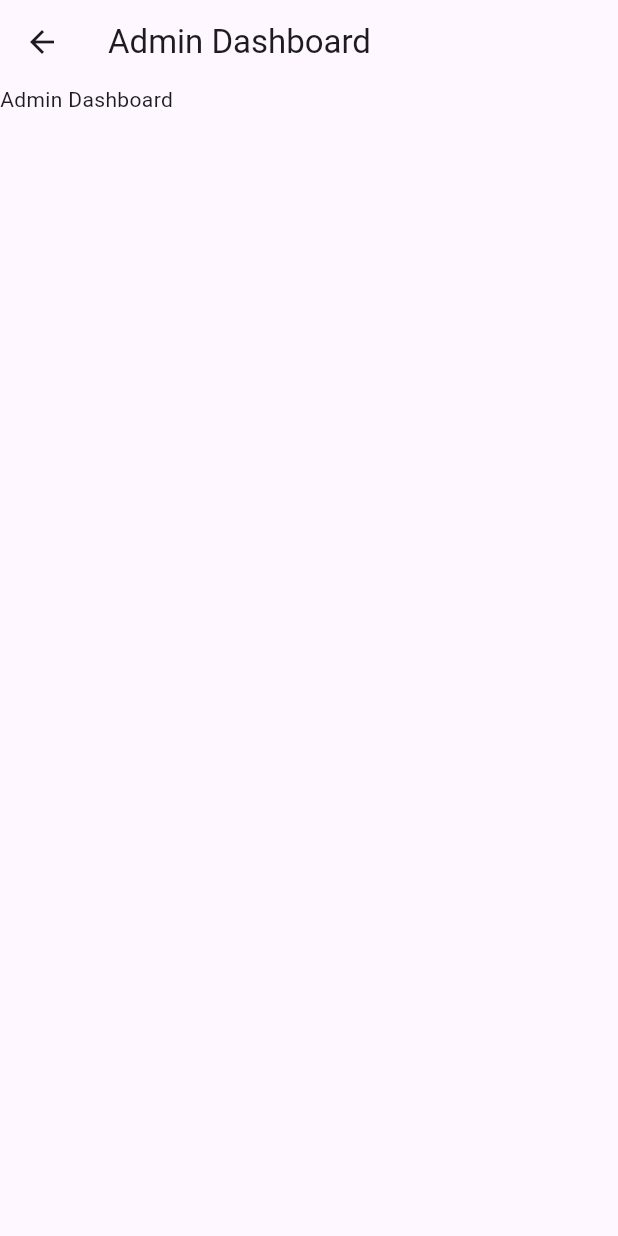
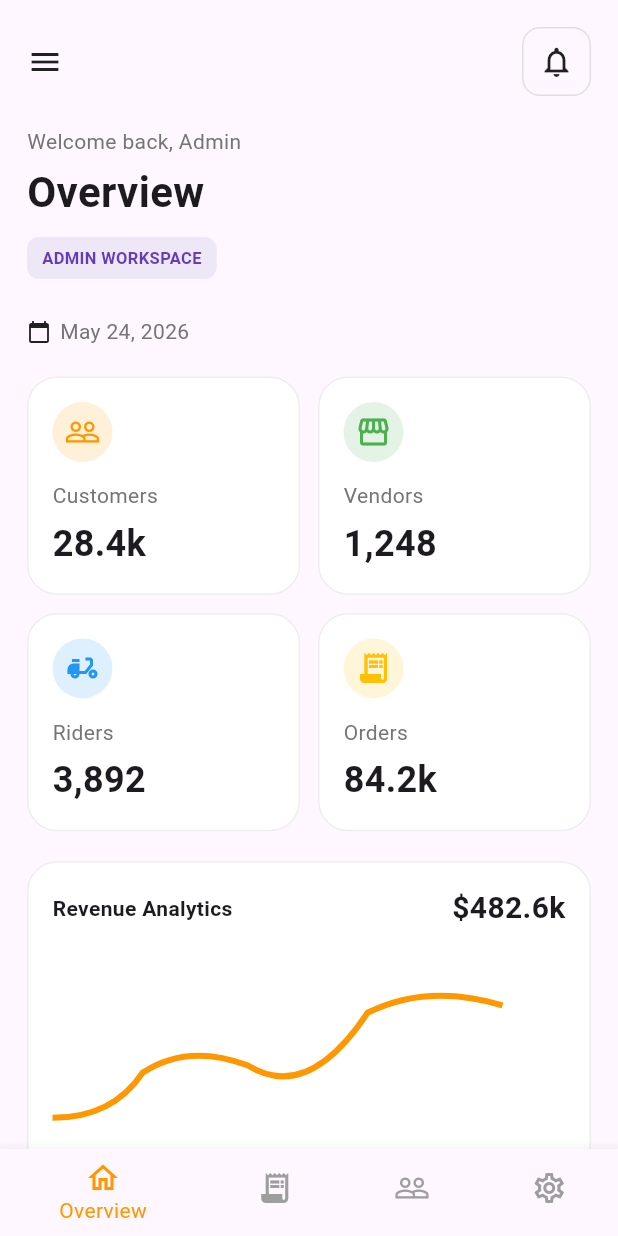
Before and after one commit to misbah-dev31/everything_delivery_service_kamoki, a Flutter app: the AdminDashboard screen opened by its route, on a phone screen of 412 x 824 dp. Run offline on Flutter 3.47's test engine with Material 3 defaults, Android fonts, the phone set to English and light mode, and no system bars; our stand-ins replace get, material_ui.

Commit message:
admin dash board

```diff
--- a/lib/main.dart
+++ b/lib/main.dart
@@ -10,7 +10,9 @@ class MyApp extends StatelessWidget{
     @override
   Widget build(BuildContext context) {
   return GetMaterialApp(
+
     debugShowCheckedModeBanner:false,
+   localizationsDelegates: GlobalMaterialLocalizations.delegates,
     initialRoute: AppRoutes.login,
     getPages: AppRoutes.pages,
   );
--- /dev/null
+++ b/lib/screens/admins/admin_dashboard.dart
@@ -0,0 +1,406 @@
+
+import 'package:material_ui/material_ui.dart';
+import 'orders_screen.dart';
+import 'overview_screen.dart';
+import 'people_screen.dart';
+import 'settings_screen.dart';
+
+
+
+
+class AdminDashboard extends StatefulWidget {
+  const AdminDashboard({super.key});
+
+  @override
+  State<AdminDashboard> createState() => _AdminDashboardState();
+}
+
+class _AdminDashboardState extends State<AdminDashboard> {
+   int selectedIndex = 0;
+
+  final List pages = [
+    const OverViewScreen(),
+    const OrdersScreen(),
+    const PeopleScreen(),
+    const SettingsScreen(),
+  ];
+  @override
+  Widget build(BuildContext context) {
+    return Scaffold(
+      body: SafeArea(
+        child: SingleChildScrollView(
+          padding: const EdgeInsets.all(18),
+          child: Column(
+            crossAxisAlignment: CrossAxisAlignment.start,
+            children: [
+
+              Row(
+                mainAxisAlignment: MainAxisAlignment.spaceBetween,
+                children: [
+                  const Icon(Icons.menu),
+                  Container(
+                    padding: const EdgeInsets.all(10),
+                    decoration: BoxDecoration(
+                      border: Border.all(color: Colors.grey.shade300),
+                      borderRadius: BorderRadius.circular(12),
+                    ),
+                    child: const Icon(Icons.notifications_none),
+                  ),
+                ],
+              ),
+
+              const SizedBox(height: 20),
+
+              Text(
+                "Welcome back, Admin",
+                style: TextStyle(
+                  color: Colors.grey.shade600,
+                ),
+              ),
+
+              const SizedBox(height: 4),
+
+              const Text(
+                "Overview",
+                style: TextStyle(
+                  fontSize: 28,
+                  fontWeight: FontWeight.bold,
+                ),
+              ),
+
+              const SizedBox(height: 10),
+
+              Container(
+                padding: const EdgeInsets.symmetric(
+                  horizontal: 10,
+                  vertical: 6,
+                ),
+                decoration: BoxDecoration(
+                  color: Colors.deepPurple.shade50,
+                  borderRadius: BorderRadius.circular(8),
+                ),
+                child: const Text(
+                  "ADMIN WORKSPACE",
+                  style: TextStyle(
+                    color: Colors.deepPurple,
+                    fontSize: 11,
+                    fontWeight: FontWeight.bold,
+                  ),
+                ),
+              ),
+
+              const SizedBox(height: 25),
+
+              Row(
+                children: [
+                  const Icon(
+                    Icons.calendar_today,
+                    size: 16,
+                  ),
+                  const SizedBox(width: 6),
+                  Text(
+                    "May 24, 2026",
+                    style: TextStyle(
+                      color: Colors.grey.shade600,
+                    ),
+                  ),
+                ],
+              ),
+
+              const SizedBox(height: 20),
+
+              GridView.count(
+                shrinkWrap: true,
+                physics: const NeverScrollableScrollPhysics(),
+                crossAxisCount: 2,
+                crossAxisSpacing: 12,
+                mainAxisSpacing: 12,
+                childAspectRatio: 1.25,
+                children: const [
+                  StatCard(
+                    icon: Icons.people_outline,
+                    iconColor: Colors.orange,
+                    title: "Customers",
+                    value: "28.4k",
+                  ),
+                  StatCard(
+                    icon: Icons.storefront_outlined,
+                    iconColor: Colors.green,
+                    title: "Vendors",
+                    value: "1,248",
+                  ),
+                  StatCard(
+                    icon: Icons.delivery_dining,
+                    iconColor: Colors.blue,
+                    title: "Riders",
+                    value: "3,892",
+                  ),
+                  StatCard(
+                    icon: Icons.receipt_long,
+                    iconColor: Colors.amber,
+                    title: "Orders",
+                    value: "84.2k",
+                  ),
+                ],
+              ),
+
+              const SizedBox(height: 20),
+
+              Container(
+                padding: const EdgeInsets.all(16),
+                decoration: BoxDecoration(
+                  color: Colors.white,
+                  borderRadius: BorderRadius.circular(20),
+                  border: Border.all(
+                    color: Colors.grey.shade200,
+                  ),
+                ),
+                child: Column(
+                  crossAxisAlignment: CrossAxisAlignment.start,
+                  children: [
+
+                    Row(
+                      mainAxisAlignment:
+                          MainAxisAlignment.spaceBetween,
+                      children: const [
+                        Text(
+                          "Revenue Analytics",
+                          style: TextStyle(
+                            fontWeight: FontWeight.bold,
+                          ),
+                        ),
+                        Text(
+                          "\$482.6k",
+                          style: TextStyle(
+                            fontSize: 20,
+                            fontWeight: FontWeight.bold,
+                          ),
+                        ),
+                      ],
+                    ),
+
+                    const SizedBox(height: 25),
+
+                    SizedBox(
+                      height: 120,
+                      child: CustomPaint(
+                        size: const Size(double.infinity, 120),
+                        painter: GraphPainter(),
+                      ),
+                    ),
+                  ],
+                ),
+              ),
+
+              const SizedBox(height: 20),
+
+              const Text(
+                "Platform Health",
+                style: TextStyle(
+                  fontSize: 18,
+                  fontWeight: FontWeight.bold,
+                ),
+              ),
+
+              const SizedBox(height: 15),
+
+              Row(
+                children: const [
+                  Expanded(
+                    child: HealthCard(
+                      value: "98.8%",
+                      title: "Fulfillment",
+                      color: Colors.green,
+                    ),
+                  ),
+                  SizedBox(width: 10),
+                  Expanded(
+                    child: HealthCard(
+                      value: "26 min",
+                      title: "Avg Delivery",
+                      color: Colors.orange,
+                    ),
+                  ),
+                  SizedBox(width: 10),
+                  Expanded(
+                    child: HealthCard(
+                      value: "4.8",
+                      title: "Avg Rating",
+                      color: Colors.blue,
+                    ),
+                  ),
+                ],
+              ),
+            ],
+          ),
+        ),
+      ),
+      bottomNavigationBar: BottomNavigationBar(
+  currentIndex: selectedIndex,
+
+  onTap: (index) {
+    setState(() {
+      selectedIndex = index;
+    });
+  },
+
+  selectedItemColor: Colors.orange,
+  unselectedItemColor: Colors.grey,
+
+  items: const [
+    BottomNavigationBarItem(
+      icon: Icon(Icons.home_outlined),
+      label: 'Overview',
+    ),
+    BottomNavigationBarItem(
+      icon: Icon(Icons.receipt_long),
+      label: 'Orders',
+    ),
+    BottomNavigationBarItem(
+      icon: Icon(Icons.people_outline),
+      label: 'People',
+    ),
+    BottomNavigationBarItem(
+      icon: Icon(Icons.settings_outlined),
+      label: 'Settings',
+    ),
+  ],
+),
+    );
+  }
+}
+
+class StatCard extends StatelessWidget {
+  final IconData icon;
+  final Color iconColor;
+  final String title;
+  final String value;
+
+  const StatCard({
+    super.key,
+    required this.icon,
+    required this.iconColor,
+    required this.title,
+    required this.value,
+  });
+
+  @override
+  Widget build(BuildContext context) {
+    return Container(
+      padding: const EdgeInsets.all(16),
+      decoration: BoxDecoration(
+        color: Colors.white,
+        borderRadius: BorderRadius.circular(20),
+        border: Border.all(
+          color: Colors.grey.shade200,
+        ),
+      ),
+      child: Column(
+        crossAxisAlignment: CrossAxisAlignment.start,
+        children: [
+
+          CircleAvatar(
+            backgroundColor:
+                iconColor.withOpacity(0.15),
+            child: Icon(
+              icon,
+              color: iconColor,
+            ),
+          ),
+
+          const Spacer(),
+
+          Text(
+            title,
+            style: TextStyle(
+              color: Colors.grey.shade600,
+            ),
+          ),
+
+          const SizedBox(height: 5),
+
+          Text(
+            value,
+            style: const TextStyle(
+              fontSize: 24,
+              fontWeight: FontWeight.bold,
+            ),
+          ),
+        ],
+      ),
+    );
+  }
+}
+
+class HealthCard extends StatelessWidget {
+  final String value;
+  final String title;
+  final Color color;
+
+  const HealthCard({
+    super.key,
+    required this.value,
+    required this.title,
+    required this.color,
+  });
+
+  @override
+  Widget build(BuildContext context) {
+    return Container(
+      padding: const EdgeInsets.all(12),
+      decoration: BoxDecoration(
+        color: Colors.white,
+        borderRadius: BorderRadius.circular(15),
+        border: Border.all(
+          color: Colors.grey.shade200,
+        ),
+      ),
+      child: Column(
+        children: [
+          Text(
+            value,
+            style: TextStyle(
+              color: color,
+              fontWeight: FontWeight.bold,
+            ),
+          ),
+          const SizedBox(height: 5),
+          Text(
+            title,
+            textAlign: TextAlign.center,
+            style: TextStyle(
+              color: Colors.grey.shade600,
+              fontSize: 11,
+            ),
+          ),
+        ],
+      ),
+    );
+
+  }
+
+}
+
+class GraphPainter extends CustomPainter {
+  @override
+  void paint(Canvas canvas, Size size) {
+    Paint paint = Paint()
+      ..color = Colors.orange
+      ..strokeWidth = 4
+      ..style = PaintingStyle.stroke;
+
+    Path path = Path();
+
+    path.moveTo(0, 100);
+    path.quadraticBezierTo(40, 100, 60, 70);
+    path.quadraticBezierTo(90, 50, 130, 65);
+    path.quadraticBezierTo(170, 90, 210, 30);
+    path.quadraticBezierTo(250, 10, 300, 25);
+
+    canvas.drawPath(path, paint);
+  }
+
+
+  @override
+  bool shouldRepaint(CustomPainter oldDelegate) => false;
+}
--- a/lib/screens/admins/dashboard.dart
+++ /dev/null
@@ -1,15 +0,0 @@
-import 'package:flutter/material.dart';
-class AdminDashboard extends StatelessWidget{
-  const AdminDashboard({super.key});
-  @override
-  Widget build(BuildContext context) {
-return Scaffold(
-  appBar: AppBar(
-    title: Text("Admin Dashboard")
-  ),
-body: Container(
-  child: Text("Admin Dashboard"),
-),
-);
-  }
-}
--- a/lib/screens/routes/app_routes.dart
+++ b/lib/screens/routes/app_routes.dart
@@ -1,12 +1,19 @@
-import 'package:every_thing_dilevery/screens/admins/dashboard.dart';
+import 'package:every_thing_dilevery/screens/admins/admin_dashboard.dart';
 import 'package:every_thing_dilevery/screens/authentication/login.dart';
+import 'package:every_thing_dilevery/screens/customer/customer_dashboard.dart';
 import 'package:get/get.dart';
 class AppRoutes {
 static const login='/login';
-static const dashboard='/dashboard';
+static const admin_dashboard='/admin_dashboard';
+static const customer_dashboard='/customer_dashboard';
 static final pages=[
+
   GetPage(name: login, page: () => LoginScreen()),
-  GetPage(name: dashboard, page: () => AdminDashboard()),
+
+  GetPage(name: admin_dashboard, page: () => AdminDashboard()),
+
+  GetPage(name: customer_dashboard, page: ()=>CustomerDashboard()),
+
 
 ];
 }
```
Also changed, not shown: lib/screens/admins/orders_screen.dart (added, +13 -0 lines), lib/screens/admins/overview_screen.dart (added, +13 -0 lines), lib/screens/admins/people_screen.dart (added, +13 -0 lines), lib/screens/admins/settings_screen.dart (added, +13 -0 lines), lib/screens/authentication/login.dart (+68 -5 lines), lib/screens/customer/customer_dashboard.dart (added, +12 -0 lines).
